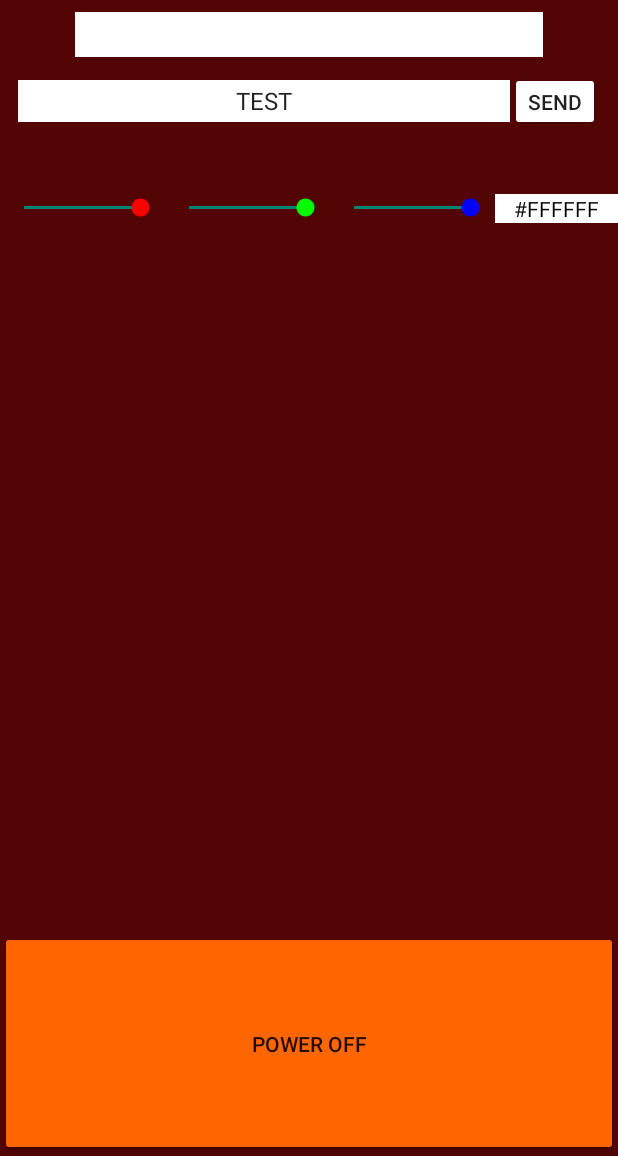
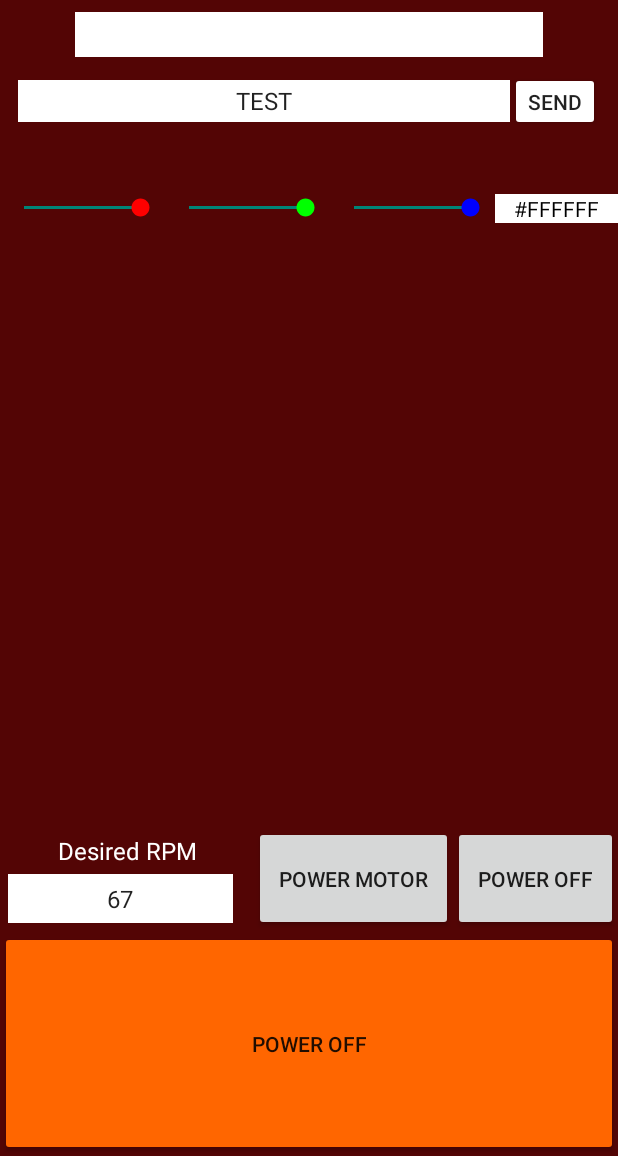
Before and after one commit to GabrielVantuil/GV-BLE, an Android app built with Jetpack Compose: the layout activity_pov_display.xml on its own in the app's theme, with its tools: preview values and no code run, on a phone screen of 412 x 824 dp, the part 80-1236 px from its top. Run offline under Robolectric (Android 15) with nearby library versions, the phone set to English and light mode, and no system bars.

Commit message:
Added speed to motor control, fixing modes

```diff
--- a/app/src/main/java/com/example/gvble/MainActivity.kt
+++ b/app/src/main/java/com/example/gvble/MainActivity.kt
@@ -1,6 +1,10 @@
 package com.example.gvble
 
 import android.annotation.SuppressLint
+import android.content.Context
+import android.hardware.Sensor
+import android.hardware.SensorEvent
+import android.hardware.SensorManager
 import android.os.Bundle
 import android.util.Log
 import android.widget.Toast
@@ -37,6 +41,4 @@ class MainActivity : ComponentActivity() {
     override fun onResume() {
         super.onResume()
     }
-
-
 }
--- a/app/src/main/res/layout/activity_pov_display.xml
+++ b/app/src/main/res/layout/activity_pov_display.xml
@@ -80,6 +80,7 @@
                             android:id="@+id/textToSendTextBox"
                             android:layout_width="150dp"
                             android:layout_height="28dp"
+                            android:layout_marginVertical="5dp"
                             android:layout_weight="1"
                             android:background="#FFFFFF"
                             android:ems="1"
@@ -212,6 +213,59 @@
         android:layout_width="match_parent"
         android:layout_height="match_parent">
 
+        <LinearLayout
+            android:layout_width="match_parent"
+            android:layout_height="wrap_content"
+            android:orientation="horizontal"
+            app:layout_constraintBottom_toTopOf="@+id/powerOffBt">
+
+            <LinearLayout
+                android:layout_width="wrap_content"
+                android:layout_height="match_parent"
+                android:layout_weight="1"
+                android:orientation="vertical"
+                android:padding="5dp">
+
+                <TextView
+                    android:id="@+id/desiredRpmLabel"
+                    android:layout_width="match_parent"
+                    android:layout_height="wrap_content"
+                    android:layout_weight="1"
+                    android:text="@string/desiredRpmText"
+                    android:textAlignment="center"
+                    android:textColor="#FFFFFF"
+                    android:textSize="16sp" />
+
+                <EditText
+                    android:id="@+id/desiredRpmTextBox"
+                    android:layout_width="150dp"
+                    android:layout_height="28dp"
+                    android:layout_weight="1"
+                    android:background="#FFFFFF"
+                    android:ems="1"
+                    android:hint="@string/desiredRpmText"
+                    android:inputType="number"
+                    android:maxLength="3"
+                    android:text="67"
+                    android:textAlignment="center"
+                    android:textSize="16sp" />
+            </LinearLayout>
+
+            <Button
+                android:id="@+id/powerMotorBt"
+                android:layout_width="wrap_content"
+                android:layout_height="70dp"
+                android:layout_weight="1"
+                android:text="@string/powerMotorText" />
+
+            <Button
+                android:id="@+id/motorOffBt"
+                android:layout_width="wrap_content"
+                android:layout_height="70dp"
+                android:layout_weight="1"
+                android:text="@string/powerOffBtText" />
+        </LinearLayout>
+
         <Button
             android:id="@+id/powerOffBt"
             android:layout_width="match_parent"
--- a/app/src/main/res/values/strings.xml
+++ b/app/src/main/res/values/strings.xml
@@ -22,6 +22,9 @@
 
     <!--    POV display    -->
     <string name="povDisplaySendText">Send</string>
+    <string name="powerMotorText">Power motor</string>
+    <string name="motorOffText">Motor off</string>
+    <string name="desiredRpmText">Desired RPM</string>
     <string-array name="displayModes">
         <item>Show text mode</item>
         <item>Set single led mode</item>
```
Also changed, not shown: app/src/main/java/com/example/gvble/PovDisplayActivity.kt (+30 -13 lines), app/src/main/java/com/example/gvble/PovDisplayManager.kt (+6 -1 lines), app/src/main/java/com/example/gvble/UUIDs.kt (+5 -4 lines).
